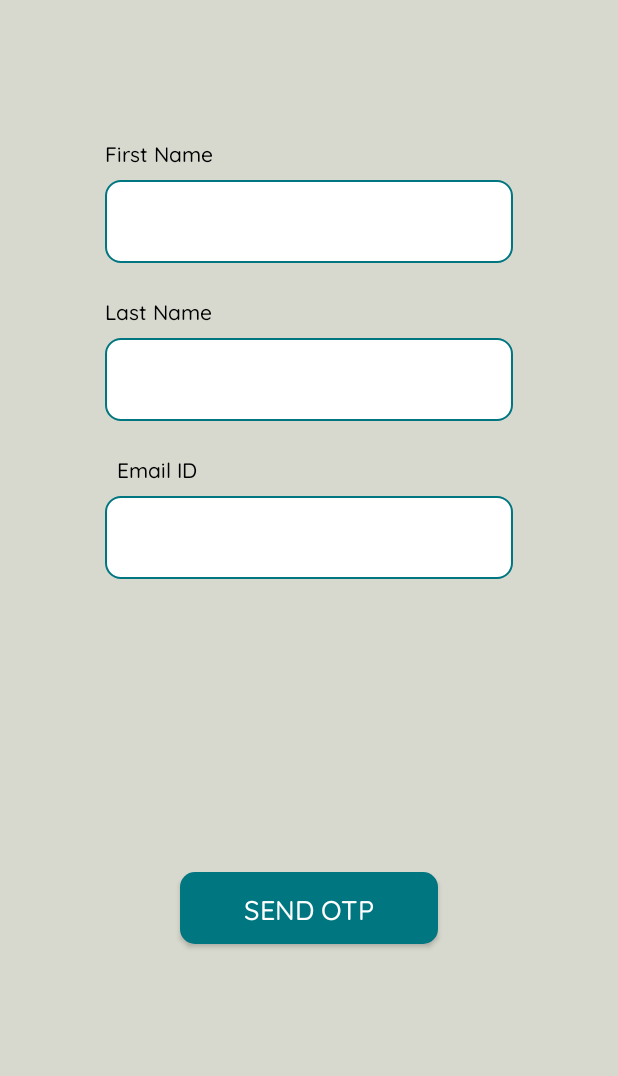
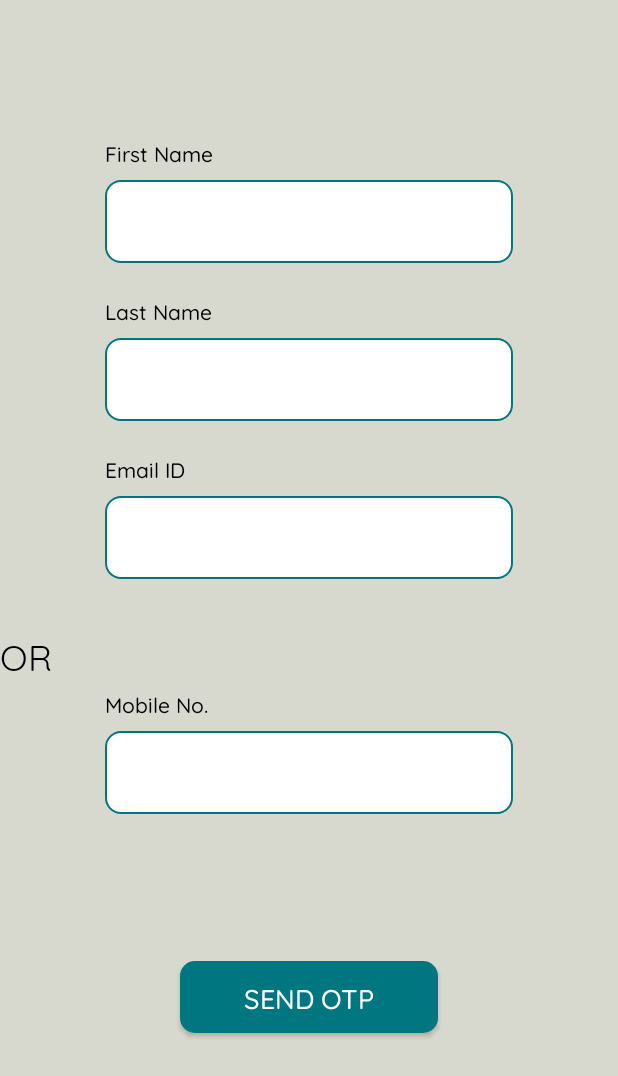
Before and after one commit to prinzz1208/stock_management_app, an Android app: the fragment SignupFragment shown on its own in the app's theme, on a phone screen of 412 x 824 dp. Shown: the top 1076 px of the screen. Run offline under Robolectric (Android 15) with nearby library versions, the phone set to English and light mode, and no system bars.

Commit message:
Signup Fragment some changes

```diff
--- a/app/src/main/java/com/example/stockmanagement/di/DatabaseModule.kt
+++ b/app/src/main/java/com/example/stockmanagement/di/DatabaseModule.kt
@@ -28,6 +28,7 @@ class DatabaseModule {
             "stock"
         ).build()
     }
+
     // dependency injection for ItemDao.
     @Provides
     fun provideItemDao(appDatabase: AppDatabase): ItemDao {
--- /dev/null
+++ b/app/src/main/java/com/example/stockmanagement/ui/fragments/HomeFragment.kt
@@ -0,0 +1,15 @@
+package com.example.stockmanagement.ui.fragments
+
+import android.os.Bundle
+import androidx.fragment.app.Fragment
+import android.view.LayoutInflater
+import android.view.View
+import android.view.ViewGroup
+import com.example.stockmanagement.R
+
+
+
+class HomeFragment : Fragment(R.layout.fragment_main) {
+
+
+}
--- /dev/null
+++ b/app/src/main/res/layout/fragment_home.xml
@@ -0,0 +1,13 @@
+<?xml version="1.0" encoding="utf-8"?>
+<FrameLayout xmlns:android="http://schemas.android.com/apk/res/android"
+    xmlns:tools="http://schemas.android.com/tools"
+    android:layout_width="match_parent"
+    android:layout_height="match_parent"
+    tools:context=".ui.fragments.HomeFragment">
+
+    <TextView
+        android:layout_width="match_parent"
+        android:layout_height="match_parent"
+        android:text="@string/hello_blank_fragment" />
+
+</FrameLayout>
--- a/app/src/main/res/layout/fragment_login.xml
+++ b/app/src/main/res/layout/fragment_login.xml
@@ -99,8 +99,8 @@
         android:layout_width="0dp"
         android:layout_height="wrap_content"
         android:layout_marginTop="40dp"
-        android:layout_marginBottom="33dp"
-        android:fontFamily="@font/handlee"
+        android:layout_marginBottom="40dp"
+        android:fontFamily="@font/quicksand"
         android:gravity="center"
         android:text="OR"
         android:textColor="@color/color_text_black"
--- a/app/src/main/res/layout/fragment_signup.xml
+++ b/app/src/main/res/layout/fragment_signup.xml
@@ -7,6 +7,52 @@
     android:layout_height="match_parent"
     android:background="@color/color_primary"
     tools:context=".ui.fragments.auth.SignupFragment">
+
+    <TextView
+        android:id="@+id/signupEmailText2"
+        android:layout_width="wrap_content"
+        android:layout_height="wrap_content"
+        android:layout_marginBottom="8dp"
+        android:fontFamily="@font/quicksand_medium"
+        android:text="Mobile No."
+        android:textColor="@color/color_text_black"
+        app:layout_constraintBottom_toTopOf="@+id/signupMobileNoInput"
+        app:layout_constraintStart_toStartOf="@+id/signupMobileNoInput" />
+
+    <EditText
+        android:id="@+id/signupMobileNoInput"
+        android:layout_width="0dp"
+        android:layout_height="wrap_content"
+        android:layout_marginStart="70dp"
+        android:layout_marginLeft="70dp"
+        android:layout_marginTop="34dp"
+        android:layout_marginEnd="70dp"
+        android:layout_marginRight="70dp"
+        android:background="@drawable/util_button_outline"
+        android:ems="10"
+        android:fontFamily="@font/quicksand_medium"
+        android:inputType="textEmailAddress"
+        android:paddingLeft="12dp"
+        android:paddingTop="15dp"
+        android:paddingRight="12dp"
+        android:paddingBottom="15dp"
+        app:layout_constraintEnd_toEndOf="parent"
+        app:layout_constraintHorizontal_bias="0.0"
+        app:layout_constraintStart_toStartOf="parent"
+        app:layout_constraintTop_toBottomOf="@+id/signupOrText" />
+
+    <TextView
+        android:id="@+id/signupOrText"
+        android:layout_width="0dp"
+        android:layout_height="wrap_content"
+        android:layout_marginTop="34dp"
+        android:fontFamily="@font/quicksand"
+        android:gravity="center"
+        android:text="OR"
+        android:textColor="@color/color_text_black"
+        android:textSize="24sp"
+        app:layout_constraintTop_toBottomOf="@+id/signupEmailIdInput"
+        tools:layout_editor_absoluteX="188dp" />
 
     <EditText
         android:id="@+id/signupFirstNameInput"
@@ -100,8 +146,6 @@
         android:id="@+id/signupEmailText"
         android:layout_width="wrap_content"
         android:layout_height="wrap_content"
-        android:layout_marginStart="8dp"
-        android:layout_marginLeft="8dp"
         android:layout_marginBottom="8dp"
         android:fontFamily="@font/quicksand_medium"
         android:text="Email ID"
@@ -126,5 +170,6 @@
         app:layout_constraintEnd_toEndOf="parent"
         app:layout_constraintHorizontal_bias="1.0"
         app:layout_constraintStart_toStartOf="parent"
-        app:layout_constraintTop_toBottomOf="@+id/signupEmailIdInput" />
+        app:layout_constraintTop_toBottomOf="@+id/signupMobileNoInput"
+        app:layout_constraintVertical_bias="0.42" />
 </androidx.constraintlayout.widget.ConstraintLayout>
```
